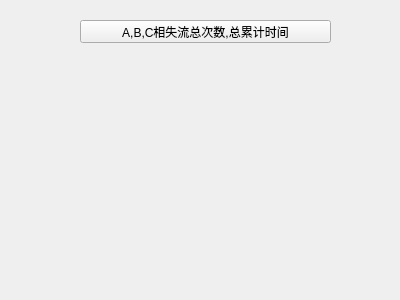
This is SerialPortAssistant-master/SerialPortAssistant-master/event/losscurrent.ui in qq71838603/SerialPort-read9009 as Qt 5 draws it before an edit. The edited form follows.
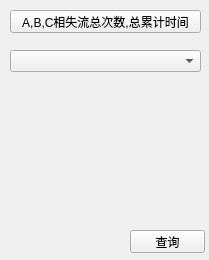
This is the edited form.

The edit to the form file:
```diff
--- a/SerialPortAssistant-master/SerialPortAssistant-master/event/losscurrent.ui
+++ b/SerialPortAssistant-master/SerialPortAssistant-master/event/losscurrent.ui
@@ -6,8 +6,8 @@
    <rect>
     <x>0</x>
     <y>0</y>
-    <width>400</width>
-    <height>300</height>
+    <width>209</width>
+    <height>260</height>
    </rect>
   </property>
   <property name="windowTitle">
@@ -16,9 +16,9 @@
   <widget class="QPushButton" name="ABClosscurrent">
    <property name="geometry">
     <rect>
-     <x>80</x>
-     <y>20</y>
-     <width>251</width>
+     <x>10</x>
+     <y>10</y>
+     <width>191</width>
      <height>23</height>
     </rect>
    </property>
@@ -26,6 +26,29 @@
     <string>A,B,C相失流总次数,总累计时间</string>
    </property>
   </widget>
+  <widget class="QPushButton" name="query_button">
+   <property name="geometry">
+    <rect>
+     <x>130</x>
+     <y>230</y>
+     <width>75</width>
+     <height>23</height>
+    </rect>
+   </property>
+   <property name="text">
+    <string>查询</string>
+   </property>
+  </widget>
+  <widget class="QComboBox" name="comboBox">
+   <property name="geometry">
+    <rect>
+     <x>10</x>
+     <y>50</y>
+     <width>191</width>
+     <height>22</height>
+    </rect>
+   </property>
+  </widget>
  </widget>
  <resources/>
  <connections/>
```
